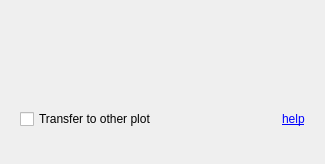
Old version of the form mad_gui/qt_designer/channel_selector.ui in the repository mad-lab-fau/mad-gui.
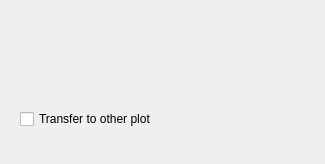
New version of the form.

```diff
--- a/mad_gui/qt_designer/channel_selector.ui
+++ b/mad_gui/qt_designer/channel_selector.ui
@@ -66,13 +66,6 @@
         </property>
        </widget>
       </item>
-      <item alignment="Qt::AlignRight">
-       <widget class="QLabel" name="label_help">
-        <property name="text">
-         <string>&lt;a href='https://github.com/mad-lab-fau/mad-gui#how-do-i-use-it'&gt;help&lt;/a&gt;</string>
-        </property>
-       </widget>
-      </item>
      </layout>
     </widget>
    </item>
```
